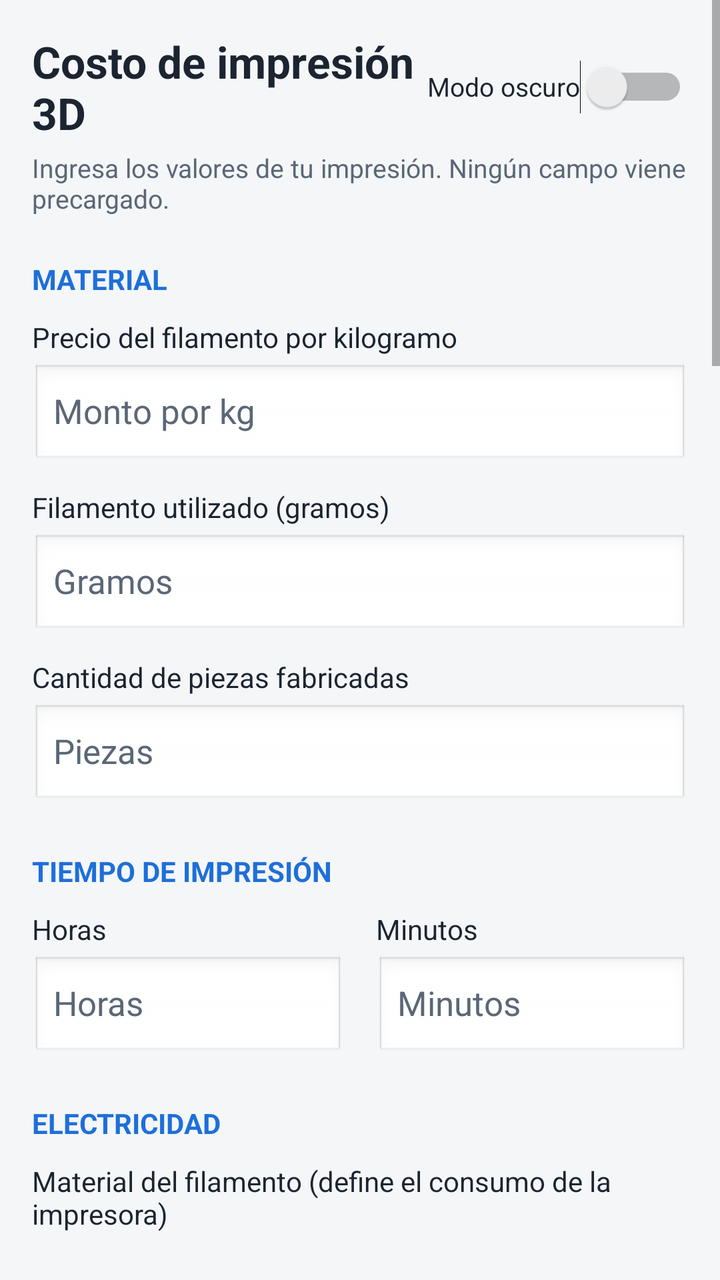
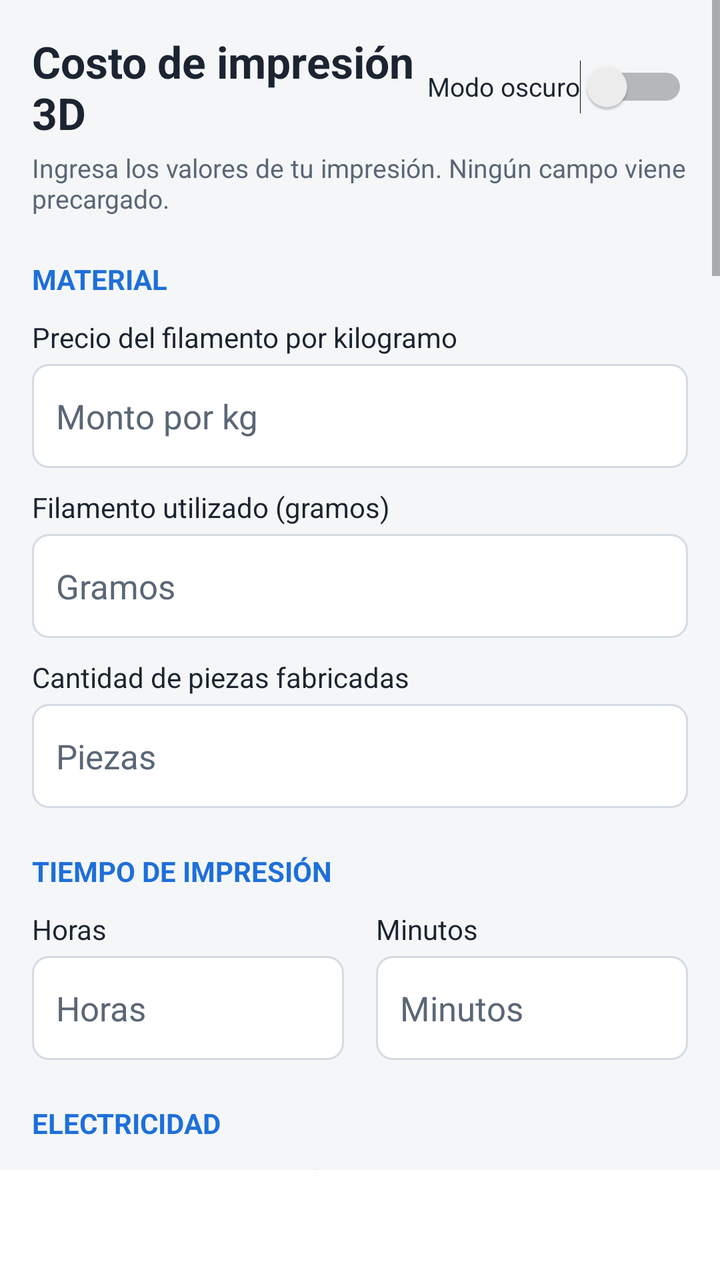

Before-and-after screenshots of an Android layout around one commit, followed by the original layout XML and the change that was made.
<!-- AndroidManifest.xml: application theme AppTheme -->
<!-- res/layout/activity_main.xml -->
<?xml version="1.0" encoding="utf-8"?>
<ScrollView xmlns:android="http://schemas.android.com/apk/res/android"
    android:layout_width="match_parent"
    android:layout_height="match_parent"
    android:background="?attr/cFondo"
    android:fillViewport="true"
    android:scrollbars="vertical">

    <LinearLayout
        android:layout_width="match_parent"
        android:layout_height="wrap_content"
        android:orientation="vertical"
        android:padding="16dp">

        <LinearLayout
            android:layout_width="match_parent"
            android:layout_height="wrap_content"
            android:gravity="center_vertical"
            android:orientation="horizontal">

            <TextView
                android:layout_width="0dp"
                android:layout_height="wrap_content"
                android:layout_weight="1"
                android:text="@string/titulo"
                android:textColor="?attr/cTexto"
                android:textSize="22sp"
                android:textStyle="bold" />

            <Switch
                android:id="@+id/sw_oscuro"
                android:layout_width="wrap_content"
                android:layout_height="48dp"
                android:text="@string/modo_oscuro"
                android:textColor="?attr/cTexto"
                android:textSize="13sp" />
        </LinearLayout>

        <TextView
            android:layout_width="match_parent"
            android:layout_height="wrap_content"
            android:layout_marginTop="4dp"
            android:text="@string/subtitulo"
            android:textColor="?attr/cTextoSuave"
            android:textSize="13sp" />

        
        <TextView style="@style/Seccion" android:text="@string/sec_material" />

        <TextView style="@style/Etiqueta" android:text="@string/lbl_precio_kg" />
        <EditText
            android:id="@+id/et_precio_kg"
            style="@style/Campo"
            android:hint="@string/hint_precio_kg"
            android:inputType="numberDecimal" />

        <TextView style="@style/Etiqueta" android:text="@string/lbl_gramos" />
        <EditText
            android:id="@+id/et_gramos"
            style="@style/Campo"
            android:hint="@string/hint_gramos"
            android:inputType="numberDecimal" />

        <TextView style="@style/Etiqueta" android:text="@string/lbl_piezas" />
        <EditText
            android:id="@+id/et_piezas"
            style="@style/Campo"
            android:hint="@string/hint_piezas"
            android:inputType="number" />

        
        <TextView style="@style/Seccion" android:text="@string/sec_tiempo" />

        <LinearLayout
            android:layout_width="match_parent"
            android:layout_height="wrap_content"
            android:orientation="horizontal">

            <LinearLayout
                android:layout_width="0dp"
                android:layout_height="wrap_content"
                android:layout_marginEnd="8dp"
                android:layout_weight="1"
                android:orientation="vertical">

                <TextView style="@style/Etiqueta" android:text="@string/lbl_horas" />
                <EditText
                    android:id="@+id/et_horas"
                    style="@style/Campo"
                    android:hint="@string/hint_horas"
                    android:inputType="numberDecimal" />
            </LinearLayout>

            <LinearLayout
                android:layout_width="0dp"
                android:layout_height="wrap_content"
                android:layout_marginStart="8dp"
                android:layout_weight="1"
                android:orientation="vertical">

                <TextView style="@style/Etiqueta" android:text="@string/lbl_minutos" />
                <EditText
                    android:id="@+id/et_minutos"
                    style="@style/Campo"
                    android:hint="@string/hint_minutos"
                    android:inputType="numberDecimal" />
            </LinearLayout>
        </LinearLayout>

        
        <TextView style="@style/Seccion" android:text="@string/sec_electricidad" />

        
        <TextView style="@style/Etiqueta" android:text="@string/lbl_material_menu" />
        <Spinner
            android:id="@+id/sp_material"
            android:layout_width="match_parent"
            android:layout_height="52dp"
            android:layout_marginTop="4dp"
            android:prompt="@string/prompt_material"
            android:spinnerMode="dialog" />
        <TextView
            android:id="@+id/tv_material_info"
            android:layout_width="match_parent"
            android:layout_height="wrap_content"
            android:layout_marginTop="4dp"
            android:text="@string/material_info_ninguno"
            android:textColor="?attr/cTextoSuave"
            android:textSize="12sp" />

        
        <LinearLayout
            android:id="@+id/ll_watts_otro"
            android:layout_width="match_parent"
            android:layout_height="wrap_content"
            android:orientation="vertical"
            android:visibility="gone">
            <TextView style="@style/Etiqueta" android:text="@string/lbl_watts" />
            <EditText
                android:id="@+id/et_watts"
                style="@style/Campo"
                android:hint="@string/hint_watts"
                android:inputType="numberDecimal" />
        </LinearLayout>

        
        <TextView style="@style/Etiqueta" android:layout_marginTop="18dp" android:text="@string/lbl_region" />
        <Spinner
            android:id="@+id/sp_region"
            android:layout_width="match_parent"
            android:layout_height="52dp"
            android:layout_marginTop="4dp"
            android:prompt="@string/prompt_region"
            android:spinnerMode="dialog" />

        <Button
            android:id="@+id/btn_detectar"
            android:layout_width="match_parent"
            android:layout_height="48dp"
            android:layout_marginTop="2dp"
            android:text="@string/btn_detectar" />

        <TextView
            android:id="@+id/tv_region_info"
            android:layout_width="match_parent"
            android:layout_height="wrap_content"
            android:layout_marginTop="6dp"
            android:text="@string/region_info_inicial"
            android:textColor="?attr/cTexto"
            android:textSize="13sp" />

        <TextView
            android:id="@+id/tv_region_ref"
            android:layout_width="match_parent"
            android:layout_height="wrap_content"
            android:layout_marginTop="4dp"
            android:text="@string/region_ref_ninguna"
            android:textColor="?attr/cTextoSuave"
            android:textSize="13sp" />

        <Button
            android:id="@+id/btn_tabla"
            android:layout_width="match_parent"
            android:layout_height="44dp"
            android:layout_marginTop="4dp"
            android:text="@string/btn_ver_tabla" />

        
        <LinearLayout
            android:id="@+id/ll_tabla"
            android:layout_width="match_parent"
            android:layout_height="wrap_content"
            android:background="?attr/cTarjeta"
            android:orientation="vertical"
            android:padding="10dp"
            android:visibility="gone" />

        
        <LinearLayout
            android:id="@+id/ll_kwh_manual"
            android:layout_width="match_parent"
            android:layout_height="wrap_content"
            android:orientation="vertical"
            android:visibility="gone">

            <TextView style="@style/Etiqueta" android:layout_marginTop="14dp" android:text="@string/lbl_precio_kwh_manual" />
            <EditText
                android:id="@+id/et_precio_kwh"
                style="@style/Campo"
                android:hint="@string/hint_precio_kwh"
                android:inputType="numberDecimal" />

            <TextView style="@style/Subtitulo" android:text="@string/sub_boleta" />

            <LinearLayout
                android:layout_width="match_parent"
                android:layout_height="wrap_content"
                android:orientation="horizontal">

                <LinearLayout
                    android:layout_width="0dp"
                    android:layout_height="wrap_content"
                    android:layout_marginEnd="8dp"
                    android:layout_weight="1"
                    android:orientation="vertical">

                    <TextView style="@style/Etiqueta" android:text="@string/lbl_boleta_monto" />
                    <EditText
                        android:id="@+id/et_boleta_monto"
                        style="@style/Campo"
                        android:hint="@string/hint_boleta_monto"
                        android:inputType="numberDecimal" />
                </LinearLayout>

                <LinearLayout
                    android:layout_width="0dp"
                    android:layout_height="wrap_content"
                    android:layout_marginStart="8dp"
                    android:layout_weight="1"
                    android:orientation="vertical">

                    <TextView style="@style/Etiqueta" android:text="@string/lbl_boleta_kwh" />
                    <EditText
                        android:id="@+id/et_boleta_kwh"
                        style="@style/Campo"
                        android:hint="@string/hint_boleta_kwh"
                        android:inputType="numberDecimal" />
                </LinearLayout>
            </LinearLayout>

            <LinearLayout style="@style/FilaSugerido">
                <TextView
                    android:id="@+id/tv_boleta_resultado"
                    style="@style/TextoSugerido"
                    android:text="@string/boleta_ayuda" />
                <Button
                    android:id="@+id/btn_usar_boleta"
                    style="@style/BotonUsar" />
            </LinearLayout>
        </LinearLayout>

        
        <TextView style="@style/Seccion" android:text="@string/sec_extras" />

        <TextView style="@style/Etiqueta" android:text="@string/lbl_horas_trabajo" />
        <EditText
            android:id="@+id/et_horas_trabajo"
            style="@style/Campo"
            android:hint="@string/hint_horas_trabajo"
            android:inputType="numberDecimal" />

        <TextView style="@style/Etiqueta" android:text="@string/lbl_costo_hora_trabajo" />
        <EditText
            android:id="@+id/et_costo_hora_trabajo"
            style="@style/Campo"
            android:hint="@string/hint_costo_hora_trabajo"
            android:inputType="numberDecimal" />

        <TextView style="@style/Etiqueta" android:text="@string/lbl_merma" />
        <EditText
            android:id="@+id/et_merma"
            style="@style/Campo"
            android:hint="@string/hint_merma"
            android:inputType="numberDecimal" />

        <TextView style="@style/Etiqueta" android:text="@string/lbl_margen" />
        <EditText
            android:id="@+id/et_margen"
            style="@style/Campo"
            android:hint="@string/hint_margen"
            android:imeOptions="actionDone"
            android:inputType="numberDecimal" />

        <CheckBox
            android:id="@+id/cb_iva"
            android:layout_width="match_parent"
            android:layout_height="wrap_content"
            android:layout_marginTop="8dp"
            android:text="@string/cb_iva"
            android:textColor="?attr/cTexto"
            android:textSize="14sp" />

        
        <LinearLayout
            android:layout_width="match_parent"
            android:layout_height="wrap_content"
            android:layout_marginTop="20dp"
            android:orientation="horizontal">

            <Button
                android:id="@+id/btn_calcular"
                android:layout_width="0dp"
                android:layout_height="52dp"
                android:layout_marginEnd="8dp"
                android:layout_weight="1"
                android:text="@string/btn_calcular"
                android:textStyle="bold" />

            <Button
                android:id="@+id/btn_limpiar"
                android:layout_width="0dp"
                android:layout_height="52dp"
                android:layout_marginStart="8dp"
                android:layout_weight="1"
                android:text="@string/btn_limpiar" />
        </LinearLayout>

        <TextView
            android:id="@+id/tv_status"
            android:layout_width="match_parent"
            android:layout_height="wrap_content"
            android:layout_marginTop="12dp"
            android:text="@string/status_inicial"
            android:textColor="?attr/cTextoSuave"
            android:textSize="14sp" />

        
        <TextView style="@style/Seccion" android:text="@string/sec_resultados" />

        <LinearLayout
            android:layout_width="match_parent"
            android:layout_height="wrap_content"
            android:background="?attr/cTarjeta"
            android:orientation="vertical"
            android:padding="14dp">

            <LinearLayout style="@style/FilaResultado">
                <TextView style="@style/ResultadoEtiqueta" android:text="@string/res_material" />
                <TextView
                    android:id="@+id/tv_material"
                    style="@style/ResultadoValor"
                    android:text="@string/vacio" />
            </LinearLayout>

            <LinearLayout style="@style/FilaResultado">
                <TextView style="@style/ResultadoEtiqueta" android:text="@string/res_electricidad" />
                <TextView
                    android:id="@+id/tv_electricidad"
                    style="@style/ResultadoValor"
                    android:text="@string/vacio" />
            </LinearLayout>

            <LinearLayout style="@style/FilaResultado">
                <TextView style="@style/ResultadoEtiqueta" android:text="@string/res_depreciacion" />
                <TextView
                    android:id="@+id/tv_depreciacion"
                    style="@style/ResultadoValor"
                    android:text="@string/vacio" />
            </LinearLayout>

            <LinearLayout style="@style/FilaResultado">
                <TextView style="@style/ResultadoEtiqueta" android:text="@string/res_mantenimiento" />
                <TextView
                    android:id="@+id/tv_mantenimiento"
                    style="@style/ResultadoValor"
                    android:text="@string/vacio" />
            </LinearLayout>

            <LinearLayout style="@style/FilaResultado">
                <TextView style="@style/ResultadoEtiqueta" android:text="@string/res_mano_obra" />
                <TextView
                    android:id="@+id/tv_mano_obra"
                    style="@style/ResultadoValor"
                    android:text="@string/vacio" />
            </LinearLayout>

            <LinearLayout style="@style/FilaResultado">
                <TextView style="@style/ResultadoEtiqueta" android:text="@string/res_merma" />
                <TextView
                    android:id="@+id/tv_merma"
                    style="@style/ResultadoValor"
                    android:text="@string/vacio" />
            </LinearLayout>

            <View
                android:layout_width="match_parent"
                android:layout_height="1dp"
                android:layout_marginTop="6dp"
                android:layout_marginBottom="6dp"
                android:background="?attr/cLinea" />

            <LinearLayout style="@style/FilaResultado">
                <TextView
                    style="@style/ResultadoEtiqueta"
                    android:text="@string/res_total"
                    android:textStyle="bold" />
                <TextView
                    android:id="@+id/tv_total"
                    style="@style/ResultadoValor"
                    android:text="@string/vacio"
                    android:textSize="20sp" />
            </LinearLayout>

            <LinearLayout style="@style/FilaResultado">
                <TextView
                    style="@style/ResultadoEtiqueta"
                    android:text="@string/res_unitario"
                    android:textStyle="bold" />
                <TextView
                    android:id="@+id/tv_unitario"
                    style="@style/ResultadoValor"
                    android:text="@string/vacio"
                    android:textSize="20sp" />
            </LinearLayout>

            <TextView
                android:id="@+id/tv_calculado_con"
                android:layout_width="match_parent"
                android:layout_height="wrap_content"
                android:layout_marginTop="10dp"
                android:textColor="?attr/cTexto"
                android:textSize="12sp" />

            <TextView
                android:id="@+id/tv_cuadra"
                android:layout_width="match_parent"
                android:layout_height="wrap_content"
                android:layout_marginTop="4dp"
                android:textColor="?attr/cAcento"
                android:textSize="12sp" />

            <TextView
                android:id="@+id/tv_fijos"
                android:layout_width="match_parent"
                android:layout_height="wrap_content"
                android:layout_marginTop="6dp"
                android:textColor="?attr/cTextoSuave"
                android:textSize="12sp" />
        </LinearLayout>

        
        <TextView style="@style/Seccion" android:text="@string/sec_venta" />

        <LinearLayout
            android:layout_width="match_parent"
            android:layout_height="wrap_content"
            android:background="?attr/cTarjeta"
            android:orientation="vertical"
            android:padding="14dp">

            <LinearLayout style="@style/FilaResultado">
                <TextView style="@style/ResultadoEtiqueta" android:text="@string/res_precio_venta" />
                <TextView
                    android:id="@+id/tv_precio_venta"
                    style="@style/ResultadoValor"
                    android:text="@string/vacio" />
            </LinearLayout>

            <LinearLayout style="@style/FilaResultado">
                <TextView style="@style/ResultadoEtiqueta" android:text="@string/res_precio_iva" />
                <TextView
                    android:id="@+id/tv_precio_iva"
                    style="@style/ResultadoValor"
                    android:text="@string/vacio" />
            </LinearLayout>

            <LinearLayout style="@style/FilaResultado">
                <TextView style="@style/ResultadoEtiqueta" android:text="@string/res_ganancia" />
                <TextView
                    android:id="@+id/tv_ganancia"
                    style="@style/ResultadoValor"
                    android:text="@string/vacio" />
            </LinearLayout>
        </LinearLayout>

        <TextView
            android:layout_width="match_parent"
            android:layout_height="wrap_content"
            android:layout_marginTop="12dp"
            android:layout_marginBottom="24dp"
            android:text="@string/nota_formato"
            android:textColor="?attr/cTextoSuave"
            android:textSize="12sp" />
    </LinearLayout>
</ScrollView>
<!-- resources referenced by this layout -->
<resources>
  <string name="btn_limpiar">LIMPIAR</string>
  <string name="hint_boleta_kwh">kWh</string>
  <string name="hint_gramos">Gramos</string>
  <string name="hint_horas">Horas</string>
  <string name="hint_piezas">Piezas</string>
  <string name="hint_watts">Watts</string>
  <string name="lbl_horas">Horas</string>
  <string name="lbl_minutos">Minutos</string>
  <string name="prompt_region">Región</string>
  <string name="vacio">—</string>
  <style name="Campo">
          <item name="android:layout_width">match_parent</item>
          <item name="android:layout_height">52dp</item>
          <item name="android:layout_marginTop">4dp</item>
          <item name="android:background">@android:drawable/edit_text</item>
          <item name="android:imeOptions">actionNext</item>
          <item name="android:maxLines">1</item>
          <item name="android:selectAllOnFocus">true</item>
          <item name="android:singleLine">true</item>
          <item name="android:textColor">?attr/cTexto</item>
          <item name="android:textColorHint">?attr/cTextoSuave</item>
          <item name="android:textSize">17sp</item>
      </style>
  <string name="btn_usar">USAR</string>
  <style name="TemaClaro" parent="android:Theme.Material.Light.NoActionBar">
          <item name="cFondo">@color/fondo</item>
          <item name="cTarjeta">@color/tarjeta</item>
          <item name="cTexto">@color/texto</item>
          <item name="cTextoSuave">@color/texto_suave</item>
          <item name="cAcento">@color/acento</item>
          <item name="cLinea">@color/linea</item>
          <item name="cError">@color/error</item>
          <item name="android:colorAccent">@color/acento</item>
          <item name="android:colorPrimary">@color/acento</item>
          <item name="android:statusBarColor">@color/fondo</item>
          <item name="android:windowLightStatusBar">true</item>
          <item name="android:windowBackground">@color/fondo</item>
      </style>
  <color name="fondo">#F4F6F8</color>
  <color name="tarjeta">#FFFFFF</color>
  <color name="texto">#1B2430</color>
  <color name="texto_suave">#5B6776</color>
  <color name="acento">#1E6FD9</color>
  <color name="linea">#D5DBE2</color>
  <color name="error">#B3261E</color>
  <!-- unchanged entries left out for length: 64 -->
</resources>

<!-- the commit's change to res/layout/activity_main.xml (unified diff, before → after) -->
@@ -1,8 +1,14 @@
 <?xml version="1.0" encoding="utf-8"?>
-<ScrollView xmlns:android="http://schemas.android.com/apk/res/android"
+<LinearLayout xmlns:android="http://schemas.android.com/apk/res/android"
     android:layout_width="match_parent"
     android:layout_height="match_parent"
     android:background="?attr/cFondo"
+    android:orientation="vertical">
+
+<ScrollView
+    android:layout_width="match_parent"
+    android:layout_height="0dp"
+    android:layout_weight="1"
     android:fillViewport="true"
     android:scrollbars="vertical">
 
@@ -283,6 +289,13 @@
             android:hint="@string/hint_merma"
             android:inputType="numberDecimal" />
 
+        <TextView style="@style/Etiqueta" android:text="@string/lbl_otros" />
+        <EditText
+            android:id="@+id/et_otros"
+            style="@style/Campo"
+            android:hint="@string/hint_otros"
+            android:inputType="numberDecimal" />
+
         <TextView style="@style/Etiqueta" android:text="@string/lbl_margen" />
         <EditText
             android:id="@+id/et_margen"
@@ -392,6 +405,14 @@
                     android:text="@string/vacio" />
             </LinearLayout>
 
+            <LinearLayout style="@style/FilaResultado">
+                <TextView style="@style/ResultadoEtiqueta" android:text="@string/res_otros" />
+                <TextView
+                    android:id="@+id/tv_otros"
+                    style="@style/ResultadoValor"
+                    android:text="@string/vacio" />
+            </LinearLayout>
+
             <View
                 android:layout_width="match_parent"
                 android:layout_height="1dp"
@@ -423,6 +444,22 @@
                     android:textSize="20sp" />
             </LinearLayout>
 
+            <LinearLayout style="@style/FilaResultado" android:layout_marginTop="6dp">
+                <TextView style="@style/ResultadoEtiqueta" android:text="@string/res_por_gramo" />
+                <TextView
+                    android:id="@+id/tv_por_gramo"
+                    style="@style/ResultadoValor"
+                    android:text="@string/vacio" />
+            </LinearLayout>
+
+            <LinearLayout style="@style/FilaResultado">
+                <TextView style="@style/ResultadoEtiqueta" android:text="@string/res_por_hora" />
+                <TextView
+                    android:id="@+id/tv_por_hora"
+                    style="@style/ResultadoValor"
+                    android:text="@string/vacio" />
+            </LinearLayout>
+
             <TextView
                 android:id="@+id/tv_calculado_con"
                 android:layout_width="match_parent"
@@ -482,6 +519,14 @@
                     android:text="@string/vacio" />
             </LinearLayout>
         </LinearLayout>
+
+        <Button
+            android:id="@+id/btn_compartir"
+            android:layout_width="match_parent"
+            android:layout_height="48dp"
+            android:layout_marginTop="14dp"
+            android:enabled="false"
+            android:text="@string/btn_compartir" />
 
         <TextView
             android:layout_width="match_parent"
@@ -493,3 +538,47 @@
             android:textSize="12sp" />
     </LinearLayout>
 </ScrollView>
+
+    
+    <LinearLayout
+        android:layout_width="match_parent"
+        android:layout_height="wrap_content"
+        android:background="?attr/cTarjeta"
+        android:gravity="center_vertical"
+        android:orientation="horizontal"
+        android:paddingStart="16dp"
+        android:paddingTop="8dp"
+        android:paddingEnd="16dp"
+        android:paddingBottom="8dp">
+
+        <LinearLayout
+            android:layout_width="0dp"
+            android:layout_height="wrap_content"
+            android:layout_weight="1"
+            android:orientation="vertical">
+
+            <TextView
+                android:id="@+id/tv_barra_total"
+                android:layout_width="wrap_content"
+                android:layout_height="wrap_content"
+                android:textColor="?attr/cTexto"
+                android:textSize="17sp"
+                android:textStyle="bold" />
+
+            <TextView
+                android:id="@+id/tv_barra_detalle"
+                android:layout_width="wrap_content"
+                android:layout_height="wrap_content"
+                android:textColor="?attr/cTextoSuave"
+                android:textSize="12sp" />
+        </LinearLayout>
+
+        <TextView
+            android:id="@+id/tv_barra_hora"
+            android:layout_width="wrap_content"
+            android:layout_height="wrap_content"
+            android:textColor="?attr/cAcento"
+            android:textSize="13sp"
+            android:textStyle="bold" />
+    </LinearLayout>
+</LinearLayout>
<!-- resource entries referenced after the edit -->
@@ -1,20 +1,28 @@
 <!-- resources referenced by this layout -->
 <resources>
+  <string name="btn_compartir">COMPARTIR / COPIAR RESUMEN</string>
   <string name="btn_limpiar">LIMPIAR</string>
   <string name="hint_boleta_kwh">kWh</string>
   <string name="hint_gramos">Gramos</string>
   <string name="hint_horas">Horas</string>
+  <string name="hint_otros">Monto por pieza</string>
   <string name="hint_piezas">Piezas</string>
   <string name="hint_watts">Watts</string>
   <string name="lbl_horas">Horas</string>
   <string name="lbl_minutos">Minutos</string>
+  <string name="lbl_otros">Otros costos por pieza (embalaje, envío, etiqueta)</string>
   <string name="prompt_region">Región</string>
+  <string name="res_otros">Otros costos (por pieza x piezas)</string>
+  <string name="res_por_gramo">Costo por gramo de filamento</string>
+  <string name="res_por_hora">Costo por hora de impresión</string>
   <string name="vacio">—</string>
   <style name="Campo">
           <item name="android:layout_width">match_parent</item>
           <item name="android:layout_height">52dp</item>
           <item name="android:layout_marginTop">4dp</item>
-          <item name="android:background">@android:drawable/edit_text</item>
+          <item name="android:background">@drawable/campo_fondo</item>
+          <item name="android:paddingStart">12dp</item>
+          <item name="android:paddingEnd">12dp</item>
           <item name="android:imeOptions">actionNext</item>
           <item name="android:maxLines">1</item>
           <item name="android:selectAllOnFocus">true</item>
@@ -24,6 +32,31 @@
           <item name="android:textSize">17sp</item>
       </style>
   <string name="btn_usar">USAR</string>
+  <!-- drawable campo_fondo (drawable) -->
+  <?xml version="1.0" encoding="utf-8"?>
+  <selector xmlns:android="http://schemas.android.com/apk/res/android">
+      <item android:state_focused="true">
+          <shape android:shape="rectangle">
+              <solid android:color="?attr/cCampo" />
+              <stroke android:width="2dp" android:color="?attr/cAcento" />
+              <corners android:radius="8dp" />
+          </shape>
+      </item>
+      <item android:state_activated="true">
+          <shape android:shape="rectangle">
+              <solid android:color="?attr/cCampoLleno" />
+              <stroke android:width="2dp" android:color="?attr/cBordeLleno" />
+              <corners android:radius="8dp" />
+          </shape>
+      </item>
+      <item>
+          <shape android:shape="rectangle">
+              <solid android:color="?attr/cCampo" />
+              <stroke android:width="1dp" android:color="?attr/cLinea" />
+              <corners android:radius="8dp" />
+          </shape>
+      </item>
+  </selector>
   <style name="TemaClaro" parent="android:Theme.Material.Light.NoActionBar">
           <item name="cFondo">@color/fondo</item>
           <item name="cTarjeta">@color/tarjeta</item>
@@ -32,6 +65,9 @@
           <item name="cAcento">@color/acento</item>
           <item name="cLinea">@color/linea</item>
           <item name="cError">@color/error</item>
+          <item name="cCampo">@color/campo</item>
+          <item name="cCampoLleno">@color/campo_lleno</item>
+          <item name="cBordeLleno">@color/borde_lleno</item>
           <item name="android:colorAccent">@color/acento</item>
           <item name="android:colorPrimary">@color/acento</item>
           <item name="android:statusBarColor">@color/fondo</item>
@@ -45,6 +81,9 @@
   <color name="acento">#1E6FD9</color>
   <color name="linea">#D5DBE2</color>
   <color name="error">#B3261E</color>
+  <color name="campo">#FFFFFF</color>
+  <color name="campo_lleno">#DDF3E0</color>
+  <color name="borde_lleno">#2E9E4F</color>
   <!-- unchanged entries left out for length: 64 -->
 </resources>
 
